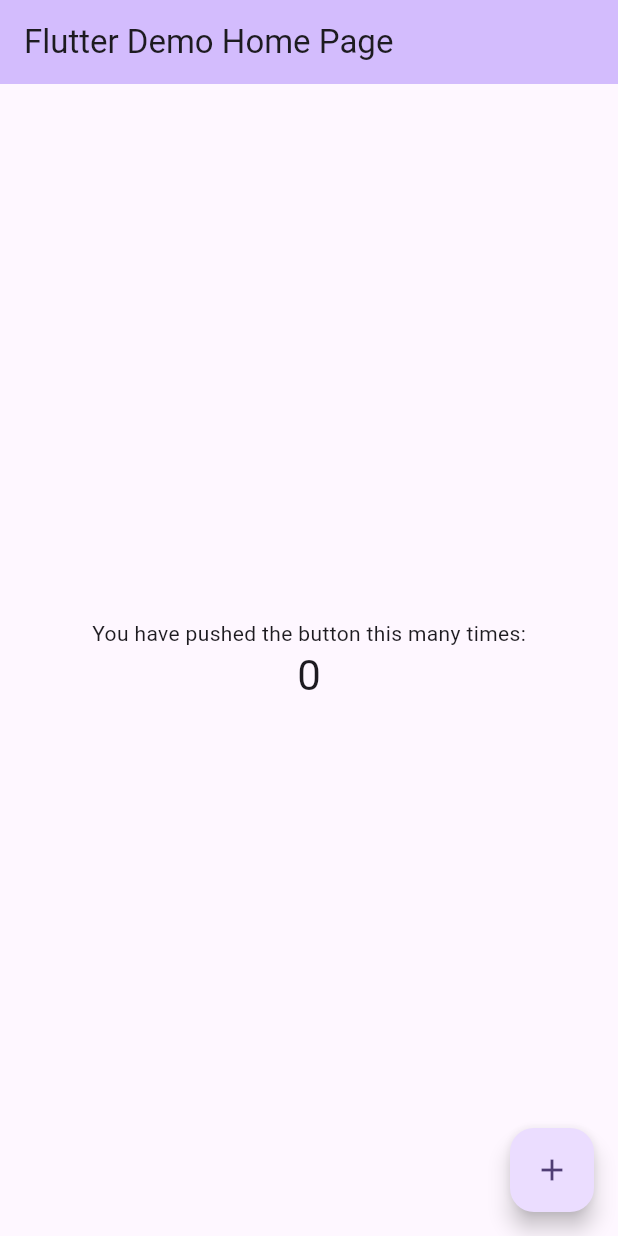
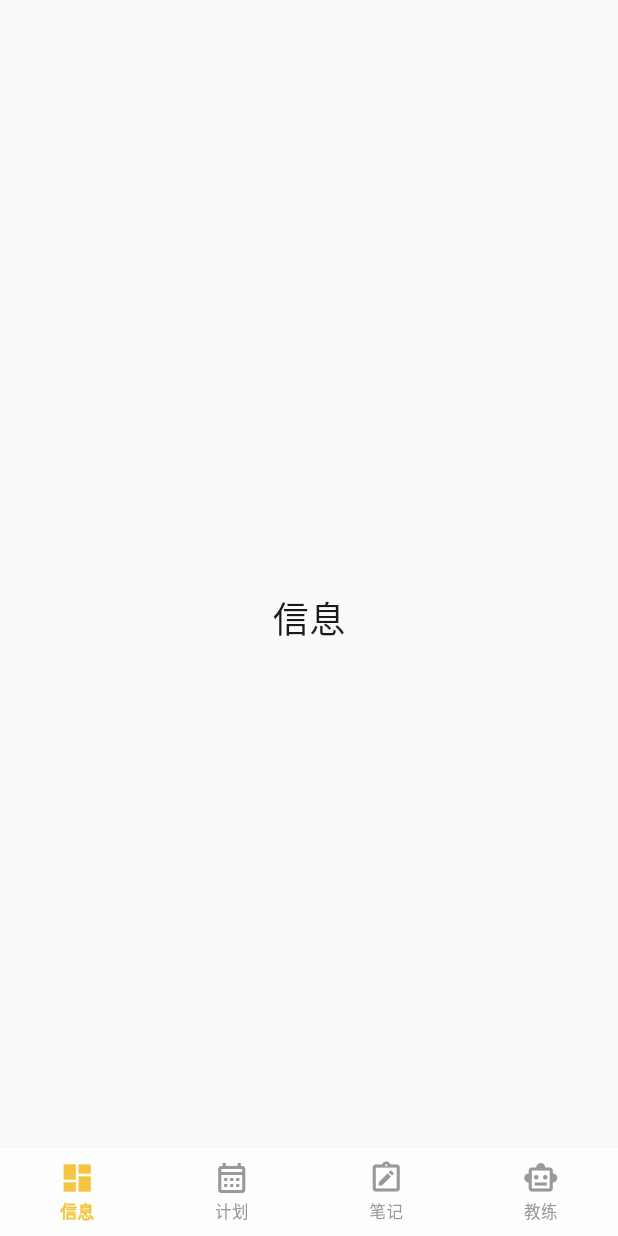
Before and after one commit to heruoxin/powerlifting_app_mvp, a Flutter app: the screen it shows after launch, on a phone screen of 412 x 824 dp. Run offline on Flutter 3.47's test engine with Material 3 defaults, Android fonts, the phone set to English and light mode, and no system bars; our stand-ins replace google_generative_ai, hive_flutter; accounts and stored records are empty.

Commit message:
Add main.dart entry point and HomeShell with 4-tab navigation
- Rewrite main.dart: init Hive, create AppState, wrap in Provider, apply AppTheme
- Add HomeShell with PageView-based swipeable tab navigation
- Glass-morphism bottom bar with 4 tabs: 信息, 计划, 笔记, 教练
- TrainingStatusBar shown at top when active training exists
- Placeholder screens for all 4 tabs

Co-authored-by: Copilot <223556219+Copilot@users.noreply.github.com>

Co-authored-by: heruoxin <1999794+heruoxin@users.noreply.github.com>

```diff
--- a/code/lib/main.dart
+++ b/code/lib/main.dart
@@ -1,122 +1,36 @@
 import 'package:flutter/material.dart';
+import 'package:hive_flutter/hive_flutter.dart';
+import 'package:provider/provider.dart';
 
-void main() {
-  runApp(const MyApp());
+import 'providers/app_state.dart';
+import 'screens/home_shell.dart';
+import 'theme/app_theme.dart';
+
+void main() async {
+  WidgetsFlutterBinding.ensureInitialized();
+  await Hive.initFlutter();
+
+  final appState = AppState();
+  await appState.init();
+
+  runApp(PowerliftingApp(appState: appState));
 }
 
-class MyApp extends StatelessWidget {
-  const MyApp({super.key});
+class PowerliftingApp extends StatelessWidget {
+  const PowerliftingApp({super.key, required this.appState});
 
-  // This widget is the root of your application.
+  final AppState appState;
+
   @override
   Widget build(BuildContext context) {
-    return MaterialApp(
-      title: 'Flutter Demo',
-      theme: ThemeData(
-        // This is the theme of your application.
-        //
-        // TRY THIS: Try running your application with "flutter run". You'll see
-        // the application has a purple toolbar. Then, without quitting the app,
-        // try changing the seedColor in the colorScheme below to Colors.green
-        // and then invoke "hot reload" (save your changes or press the "hot
-        // reload" button in a Flutter-supported IDE, or press "r" if you used
-        // the command line to start the app).
-        //
-        // Notice that the counter didn't reset back to zero; the application
-        // state is not lost during the reload. To reset the state, use hot
-        // restart instead.
-        //
-        // This works for code too, not just values: Most code changes can be
-        // tested with just a hot reload.
-        colorScheme: ColorScheme.fromSeed(seedColor: Colors.deepPurple),
+    return ChangeNotifierProvider.value(
+      value: appState,
+      child: MaterialApp(
+        title: '电子教练',
+        debugShowCheckedModeBanner: false,
+        theme: AppTheme.lightTheme,
+        home: const HomeShell(),
       ),
-      home: const MyHomePage(title: 'Flutter Demo Home Page'),
     );
   }
 }
-
-class MyHomePage extends StatefulWidget {
-  const MyHomePage({super.key, required this.title});
-
-  // This widget is the home page of your application. It is stateful, meaning
-  // that it has a State object (defined below) that contains fields that affect
-  // how it looks.
-
-  // This class is the configuration for the state. It holds the values (in this
-  // case the title) provided by the parent (in this case the App widget) and
-  // used by the build method of the State. Fields in a Widget subclass are
-  // always marked "final".
-
-  final String title;
-
-  @override
-  State<MyHomePage> createState() => _MyHomePageState();
-}
-
-class _MyHomePageState extends State<MyHomePage> {
-  int _counter = 0;
-
-  void _incrementCounter() {
-    setState(() {
-      // This call to setState tells the Flutter framework that something has
-      // changed in this State, which causes it to rerun the build method below
-      // so that the display can reflect the updated values. If we changed
-      // _counter without calling setState(), then the build method would not be
-      // called again, and so nothing would appear to happen.
-      _counter++;
-    });
-  }
-
-  @override
-  Widget build(BuildContext context) {
-    // This method is rerun every time setState is called, for instance as done
-    // by the _incrementCounter method above.
-    //
-    // The Flutter framework has been optimized to make rerunning build methods
-    // fast, so that you can just rebuild anything that needs updating rather
-    // than having to individually change instances of widgets.
-    return Scaffold(
-      appBar: AppBar(
-        // TRY THIS: Try changing the color here to a specific color (to
-        // Colors.amber, perhaps?) and trigger a hot reload to see the AppBar
-        // change color while the other colors stay the same.
-        backgroundColor: Theme.of(context).colorScheme.inversePrimary,
-        // Here we take the value from the MyHomePage object that was created by
-        // the App.build method, and use it to set our appbar title.
-        title: Text(widget.title),
-      ),
-      body: Center(
-        // Center is a layout widget. It takes a single child and positions it
-        // in the middle of the parent.
-        child: Column(
-          // Column is also a layout widget. It takes a list of children and
-          // arranges them vertically. By default, it sizes itself to fit its
-          // children horizontally, and tries to be as tall as its parent.
-          //
-          // Column has various properties to control how it sizes itself and
-          // how it positions its children. Here we use mainAxisAlignment to
-          // center the children vertically; the main axis here is the vertical
-          // axis because Columns are vertical (the cross axis would be
-          // horizontal).
-          //
-          // TRY THIS: Invoke "debug painting" (choose the "Toggle Debug Paint"
-          // action in the IDE, or press "p" in the console), to see the
-          // wireframe for each widget.
-          mainAxisAlignment: MainAxisAlignment.center,
-          children: <Widget>[
-            const Text('You have pushed the button this many times:'),
-            Text(
-              '$_counter',
-              style: Theme.of(context).textTheme.headlineMedium,
-            ),
-          ],
-        ),
-      ),
-      floatingActionButton: FloatingActionButton(
-        onPressed: _incrementCounter,
-        tooltip: 'Increment',
-        child: const Icon(Icons.add),
-      ), // This trailing comma makes auto-formatting nicer for build methods.
-    );
-  }
-}
--- /dev/null
+++ b/code/lib/screens/coach/coach_screen.dart
@@ -0,0 +1,12 @@
+import 'package:flutter/material.dart';
+
+class CoachScreen extends StatelessWidget {
+  const CoachScreen({super.key});
+
+  @override
+  Widget build(BuildContext context) {
+    return const Center(
+      child: Text('教练', style: TextStyle(fontSize: 24)),
+    );
+  }
+}
--- /dev/null
+++ b/code/lib/screens/home_shell.dart
@@ -0,0 +1,183 @@
+import 'dart:ui';
+
+import 'package:flutter/material.dart';
+import 'package:provider/provider.dart';
+
+import '../providers/app_state.dart';
+import '../theme/app_theme.dart';
+import '../widgets/training_status_bar.dart';
+import 'coach/coach_screen.dart';
+import 'info/info_screen.dart';
+import 'notes/notes_screen.dart';
+import 'plan/plan_screen.dart';
+
+class HomeShell extends StatefulWidget {
+  const HomeShell({super.key});
+
+  @override
+  State<HomeShell> createState() => _HomeShellState();
+}
+
+class _HomeShellState extends State<HomeShell> {
+  late PageController _pageController;
+
+  static const _tabs = [
+    _TabDef('信息', Icons.dashboard_outlined, Icons.dashboard),
+    _TabDef('计划', Icons.calendar_month_outlined, Icons.calendar_month),
+    _TabDef('笔记', Icons.note_alt_outlined, Icons.note_alt),
+    _TabDef('教练', Icons.smart_toy_outlined, Icons.smart_toy),
+  ];
+
+  @override
+  void initState() {
+    super.initState();
+    final appState = context.read<AppState>();
+    _pageController = PageController(initialPage: appState.currentTabIndex);
+  }
+
+  @override
+  void dispose() {
+    _pageController.dispose();
+    super.dispose();
+  }
+
+  void _onTabTapped(int index) {
+    final appState = context.read<AppState>();
+    appState.setTabIndex(index);
+    _pageController.animateToPage(
+      index,
+      duration: const Duration(milliseconds: 250),
+      curve: Curves.easeInOut,
+    );
+  }
+
+  void _onPageChanged(int index) {
+    final appState = context.read<AppState>();
+    appState.setTabIndex(index);
+  }
+
+  void _navigateToWorkbench(BuildContext context) {
+    // TODO: Navigate to training workbench screen
+  }
+
+  @override
+  Widget build(BuildContext context) {
+    final appState = context.watch<AppState>();
+    final currentIndex = appState.currentTabIndex;
+
+    return Scaffold(
+      body: Column(
+        children: [
+          if (appState.activeTraining != null)
+            TrainingStatusBar(
+              onTap: () => _navigateToWorkbench(context),
+            ),
+          Expanded(
+            child: PageView(
+              controller: _pageController,
+              onPageChanged: _onPageChanged,
+              children: const [
+                InfoScreen(),
+                PlanScreen(),
+                NotesScreen(),
+                CoachScreen(),
+              ],
+            ),
+          ),
+        ],
+      ),
+      extendBody: true,
+      bottomNavigationBar: _GlassBottomBar(
+        currentIndex: currentIndex,
+        onTap: _onTabTapped,
+        tabs: _tabs,
+      ),
+    );
+  }
+}
+
+// ── Tab definition ──
+
+class _TabDef {
+  const _TabDef(this.label, this.outlinedIcon, this.filledIcon);
+
+  final String label;
+  final IconData outlinedIcon;
+  final IconData filledIcon;
+}
+
+// ── Glass-morphism bottom bar ──
+
+class _GlassBottomBar extends StatelessWidget {
+  const _GlassBottomBar({
+    required this.currentIndex,
+    required this.onTap,
+    required this.tabs,
+  });
+
+  final int currentIndex;
+  final ValueChanged<int> onTap;
+  final List<_TabDef> tabs;
+
+  @override
+  Widget build(BuildContext context) {
+    final bottomPadding = MediaQuery.of(context).padding.bottom;
+
+    return ClipRRect(
+      child: BackdropFilter(
+        filter: ImageFilter.blur(sigmaX: 24, sigmaY: 24),
+        child: Container(
+          decoration: BoxDecoration(
+            color: AppTheme.cardWhite.withValues(alpha: 0.85),
+            border: Border(
+              top: BorderSide(
+                color: Colors.black.withValues(alpha: 0.06),
+                width: 0.5,
+              ),
+            ),
+          ),
+          padding: EdgeInsets.only(bottom: bottomPadding),
+          child: Row(
+            children: List.generate(tabs.length, (i) {
+              final tab = tabs[i];
+              final selected = i == currentIndex;
+              return Expanded(
+                child: GestureDetector(
+                  behavior: HitTestBehavior.opaque,
+                  onTap: () => onTap(i),
+                  child: Padding(
+                    padding: const EdgeInsets.symmetric(vertical: 8),
+                    child: Column(
+                      mainAxisSize: MainAxisSize.min,
+                      children: [
+                        Icon(
+                          selected ? tab.filledIcon : tab.outlinedIcon,
+                          size: 24,
+                          color: selected
+                              ? AppTheme.primaryGold
+                              : AppTheme.textTertiary,
+                        ),
+                        const SizedBox(height: 2),
+                        Text(
+                          tab.label,
+                          style: TextStyle(
+                            fontSize: 11,
+                            fontWeight:
+                                selected ? FontWeight.w600 : FontWeight.w400,
+                            color: selected
+                                ? AppTheme.primaryGold
+                                : AppTheme.textTertiary,
+                          ),
+                        ),
+                      ],
+                    ),
+                  ),
+                ),
+              );
+            }),
+          ),
+        ),
+      ),
+    );
+  }
+}
--- /dev/null
+++ b/code/lib/screens/info/info_screen.dart
@@ -0,0 +1,12 @@
+import 'package:flutter/material.dart';
+
+class InfoScreen extends StatelessWidget {
+  const InfoScreen({super.key});
+
+  @override
+  Widget build(BuildContext context) {
+    return const Center(
+      child: Text('信息', style: TextStyle(fontSize: 24)),
+    );
+  }
+}
--- /dev/null
+++ b/code/lib/screens/notes/notes_screen.dart
@@ -0,0 +1,12 @@
+import 'package:flutter/material.dart';
+
+class NotesScreen extends StatelessWidget {
+  const NotesScreen({super.key});
+
+  @override
+  Widget build(BuildContext context) {
+    return const Center(
+      child: Text('笔记', style: TextStyle(fontSize: 24)),
+    );
+  }
+}
--- /dev/null
+++ b/code/lib/screens/plan/plan_screen.dart
@@ -0,0 +1,12 @@
+import 'package:flutter/material.dart';
+
+class PlanScreen extends StatelessWidget {
+  const PlanScreen({super.key});
+
+  @override
+  Widget build(BuildContext context) {
+    return const Center(
+      child: Text('计划', style: TextStyle(fontSize: 24)),
+    );
+  }
+}
```
